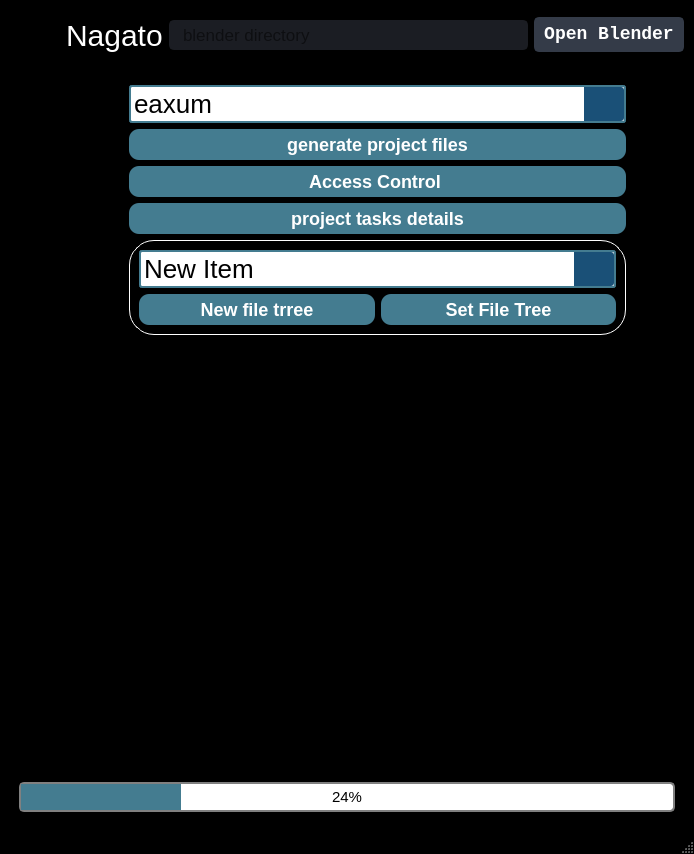
This is genesis.ui in Aderemi-Adesada/GENESIS as Qt 5 draws it before an edit. The edited form follows.
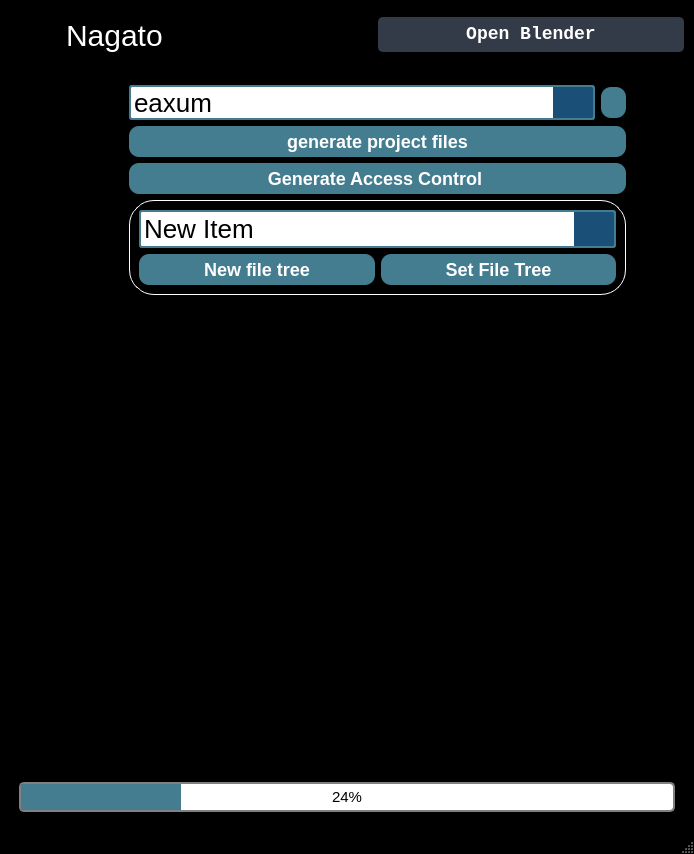
This is the edited form. The open tabs and pages were chosen to show the change. Icons and pictures are not drawn.

Commit message: implemented file tree

Diff of the .ui file:
```diff
--- a/genesis.ui
+++ b/genesis.ui
@@ -167,8 +167,8 @@
     subcontrol-position: top right;
     width: 40px;
     border-left-width: 0px;
-    border-top-right-radius: 3px;
-    border-bottom-right-radius: 3px;
+    border-top-right-radius: 1px;
+    border-bottom-right-radius: 1px;
 }
 
 QComboBox::down-arrow {
@@ -312,33 +312,6 @@
          </property>
         </widget>
        </item>
-       <item>
-        <widget class="QLineEdit" name="lineEdit">
-         <property name="minimumSize">
-          <size>
-           <width>0</width>
-           <height>30</height>
-          </size>
-         </property>
-         <property name="styleSheet">
-          <string notr="true">QLineEdit {
-	background-color: rgb(27, 29, 35);
-	border-radius: 5px;
-	border: 2px solid rgb(27, 29, 35);
-	padding-left: 10px;
-}
-QLineEdit:hover {
-	border: 2px solid rgb(64, 71, 88);
-}
-QLineEdit:focus {
-	border: 2px solid rgb(91, 101, 124);
-}</string>
-         </property>
-         <property name="placeholderText">
-          <string>blender directory</string>
-         </property>
-        </widget>
-       </item>
        <item>
         <widget class="QPushButton" name="open_blender">
          <property name="minimumSize">
@@ -555,74 +528,6 @@
              <enum>QFrame::Raised</enum>
             </property>
             <layout class="QGridLayout" name="gridLayout_3">
-             <item row="0" column="0">
-              <widget class="QComboBox" name="project_select">
-               <property name="minimumSize">
-                <size>
-                 <width>0</width>
-                 <height>35</height>
-                </size>
-               </property>
-               <property name="styleSheet">
-                <string notr="true"/>
-               </property>
-               <property name="iconSize">
-                <size>
-                 <width>20</width>
-                 <height>20</height>
-                </size>
-               </property>
-               <item>
-                <property name="text">
-                 <string>eaxum</string>
-                </property>
-               </item>
-               <item>
-                <property name="text">
-                 <string>kitsu</string>
-                </property>
-               </item>
-              </widget>
-             </item>
-             <item row="4" column="0">
-              <widget class="QPushButton" name="project_task_details">
-               <property name="text">
-                <string>project tasks details</string>
-               </property>
-               <property name="icon">
-                <iconset resource="resources.qrc">
-                 <normaloff>:/icons/icons/24x24/cil-task.png</normaloff>:/icons/icons/24x24/cil-task.png</iconset>
-               </property>
-              </widget>
-             </item>
-             <item row="3" column="0">
-              <widget class="QPushButton" name="access_control">
-               <property name="text">
-                <string>Access Control </string>
-               </property>
-               <property name="icon">
-                <iconset resource="resources.qrc">
-                 <normaloff>:/icons/icons/24x24/cil-lock-unlocked.png</normaloff>:/icons/icons/24x24/cil-lock-unlocked.png</iconset>
-               </property>
-              </widget>
-             </item>
-             <item row="2" column="0">
-              <widget class="QPushButton" name="gen_project_files">
-               <property name="enabled">
-                <bool>true</bool>
-               </property>
-               <property name="layoutDirection">
-                <enum>Qt::LeftToRight</enum>
-               </property>
-               <property name="text">
-                <string>generate project files</string>
-               </property>
-               <property name="icon">
-                <iconset resource="resources.qrc">
-                 <normaloff>:/icons/icons/24x24/cil-folder.png</normaloff>:/icons/icons/24x24/cil-folder.png</iconset>
-               </property>
-              </widget>
-             </item>
              <item row="6" column="0">
               <widget class="QFrame" name="frame">
                <property name="styleSheet">
@@ -659,7 +564,7 @@
                     <item>
                      <widget class="QPushButton" name="pushButton_10">
                       <property name="text">
-                       <string>New file trree</string>
+                       <string>New file tree</string>
                       </property>
                      </widget>
                     </item>
@@ -677,6 +582,34 @@
                </layout>
               </widget>
              </item>
+             <item row="4" column="0">
+              <widget class="QPushButton" name="access_control">
+               <property name="text">
+                <string>Generate Access Control </string>
+               </property>
+               <property name="icon">
+                <iconset resource="resources.qrc">
+                 <normaloff>:/icons/icons/24x24/cil-lock-unlocked.png</normaloff>:/icons/icons/24x24/cil-lock-unlocked.png</iconset>
+               </property>
+              </widget>
+             </item>
+             <item row="3" column="0">
+              <widget class="QPushButton" name="gen_project_files">
+               <property name="enabled">
+                <bool>true</bool>
+               </property>
+               <property name="layoutDirection">
+                <enum>Qt::LeftToRight</enum>
+               </property>
+               <property name="text">
+                <string>generate project files</string>
+               </property>
+               <property name="icon">
+                <iconset resource="resources.qrc">
+                 <normaloff>:/icons/icons/24x24/cil-folder.png</normaloff>:/icons/icons/24x24/cil-folder.png</iconset>
+               </property>
+              </widget>
+             </item>
              <item row="7" column="0">
               <spacer name="verticalSpacer">
                <property name="orientation">
@@ -690,6 +623,59 @@
                </property>
               </spacer>
              </item>
+             <item row="0" column="0">
+              <layout class="QHBoxLayout" name="horizontalLayout_9">
+               <property name="topMargin">
+                <number>0</number>
+               </property>
+               <item>
+                <widget class="QComboBox" name="project_select">
+                 <property name="minimumSize">
+                  <size>
+                   <width>0</width>
+                   <height>35</height>
+                  </size>
+                 </property>
+                 <property name="styleSheet">
+                  <string notr="true"/>
+                 </property>
+                 <property name="iconSize">
+                  <size>
+                   <width>20</width>
+                   <height>20</height>
+                  </size>
+                 </property>
+                 <item>
+                  <property name="text">
+                   <string>eaxum</string>
+                  </property>
+                 </item>
+                 <item>
+                  <property name="text">
+                   <string>kitsu</string>
+                  </property>
+                 </item>
+                </widget>
+               </item>
+               <item>
+                <widget class="QPushButton" name="refresh_button">
+                 <property name="maximumSize">
+                  <size>
+                   <width>25</width>
+                   <height>16777215</height>
+                  </size>
+                 </property>
+                 <property name="text">
+                  <string/>
+                 </property>
+                 <property name="icon">
+                  <iconset resource="resources.qrc">
+                   <normaloff>:/icons/icons/black/cil-reload.png</normaloff>:/icons/icons/black/cil-reload.png</iconset>
+                 </property>
+                </widget>
+               </item>
+              </layout>
+             </item>
             </layout>
            </widget>
           </item>
```
Left out of the diff: 8 changed lines with no effect on the pictures. The commit also changes 8 other files.
